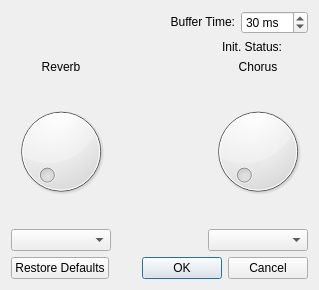
The window that library/widgets/sonivoxsettingsdialog.ui (pedrolcl/drumstick) describes before a commit, drawn with Qt 5.
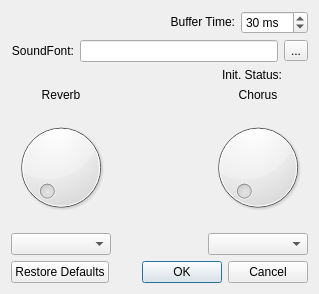
The same window after the commit. Icons and pictures are not drawn.

Commit message:
enabled DLS file loading
* RT Sonivox backend updated
* Widgets: Sonivox dialog updated

The edit to the form file:
```diff
--- a/library/widgets/sonivoxsettingsdialog.ui
+++ b/library/widgets/sonivoxsettingsdialog.ui
@@ -7,7 +7,7 @@
     <x>0</x>
     <y>0</y>
     <width>319</width>
-    <height>290</height>
+    <height>294</height>
    </rect>
   </property>
   <property name="windowTitle">
@@ -17,10 +17,55 @@
    <iconset>
     <normaloff>:/icon.png</normaloff>:/icon.png</iconset>
   </property>
-  <layout class="QGridLayout" name="gridLayout_2">
-   <item row="0" column="0">
     <layout class="QGridLayout" name="gridLayout">
-     <item row="5" column="2">
+   <item row="1" column="0" colspan="3">
+    <layout class="QHBoxLayout" name="horizontalLayout_3">
+     <item>
+      <widget class="QLabel" name="lblSoundFont">
+       <property name="text">
+        <string>SoundFont:</string>
+       </property>
+       <property name="alignment">
+        <set>Qt::AlignRight|Qt::AlignTrailing|Qt::AlignVCenter</set>
+       </property>
+       <property name="buddy">
+        <cstring>soundfont_dls</cstring>
+       </property>
+      </widget>
+     </item>
+     <item>
+      <widget class="QLineEdit" name="soundfont_dls">
+       <property name="enabled">
+        <bool>true</bool>
+       </property>
+       <property name="sizePolicy">
+        <sizepolicy hsizetype="Expanding" vsizetype="Preferred">
+         <horstretch>0</horstretch>
+         <verstretch>0</verstretch>
+        </sizepolicy>
+       </property>
+      </widget>
+     </item>
+     <item>
+      <widget class="QToolButton" name="btn_soundfont">
+       <property name="text">
+        <string>...</string>
+       </property>
+      </widget>
+     </item>
+    </layout>
+   </item>
+   <item row="3" column="0">
+    <widget class="QLabel" name="lblReverb">
+     <property name="text">
+      <string>Reverb</string>
+     </property>
+     <property name="alignment">
+      <set>Qt::AlignCenter</set>
+     </property>
+    </widget>
+   </item>
+   <item row="3" column="2">
       <widget class="QLabel" name="lblChorus">
        <property name="text">
         <string>Chorus</string>
@@ -30,7 +75,27 @@
        </property>
       </widget>
      </item>
-     <item row="6" column="2">
+   <item row="4" column="0">
+    <widget class="QDial" name="dial_Reverb">
+     <property name="maximum">
+      <number>32765</number>
+     </property>
+    </widget>
+   </item>
+   <item row="4" column="1">
+    <spacer name="verticalSpacer">
+     <property name="orientation">
+      <enum>Qt::Vertical</enum>
+     </property>
+     <property name="sizeHint" stdset="0">
+      <size>
+       <width>20</width>
+       <height>90</height>
+      </size>
+     </property>
+    </spacer>
+   </item>
+   <item row="4" column="2">
       <widget class="QDial" name="dial_Chorus">
        <property name="maximum">
         <number>32765</number>
@@ -38,25 +103,61 @@
       </widget>
      </item>
      <item row="5" column="0">
-      <widget class="QLabel" name="lblReverb">
-       <property name="text">
-        <string>Reverb</string>
-       </property>
-       <property name="alignment">
-        <set>Qt::AlignCenter</set>
-       </property>
-      </widget>
-     </item>
-     <item row="6" column="0">
-      <widget class="QDial" name="dial_Reverb">
-       <property name="maximum">
-        <number>32765</number>
-       </property>
-      </widget>
-     </item>
-     <item row="7" column="0">
       <widget class="QComboBox" name="combo_Reverb"/>
      </item>
+   <item row="5" column="2">
+    <widget class="QComboBox" name="combo_Chorus"/>
+   </item>
+   <item row="6" column="0" colspan="3">
+    <widget class="QDialogButtonBox" name="buttonBox">
+     <property name="orientation">
+      <enum>Qt::Horizontal</enum>
+     </property>
+     <property name="standardButtons">
+      <set>QDialogButtonBox::Cancel|QDialogButtonBox::Ok|QDialogButtonBox::RestoreDefaults</set>
+     </property>
+    </widget>
+   </item>
+   <item row="2" column="0" colspan="3">
+    <layout class="QHBoxLayout" name="horizontalLayout">
+     <item>
+      <widget class="QLabel" name="lblStatusLabel">
+       <property name="sizePolicy">
+        <sizepolicy hsizetype="Expanding" vsizetype="Fixed">
+         <horstretch>0</horstretch>
+         <verstretch>0</verstretch>
+        </sizepolicy>
+       </property>
+       <property name="text">
+        <string>Init. Status:</string>
+       </property>
+       <property name="alignment">
+        <set>Qt::AlignRight|Qt::AlignTrailing|Qt::AlignVCenter</set>
+       </property>
+      </widget>
+     </item>
+     <item>
+      <widget class="QLabel" name="lblStatusText">
+       <property name="sizePolicy">
+        <sizepolicy hsizetype="Minimum" vsizetype="Fixed">
+         <horstretch>0</horstretch>
+         <verstretch>0</verstretch>
+        </sizepolicy>
+       </property>
+      </widget>
+     </item>
+     <item>
+      <widget class="QLabel" name="lblStatusIcon">
+       <property name="sizePolicy">
+        <sizepolicy hsizetype="Minimum" vsizetype="Fixed">
+         <horstretch>0</horstretch>
+         <verstretch>0</verstretch>
+        </sizepolicy>
+       </property>
+      </widget>
+     </item>
+    </layout>
+   </item>
      <item row="0" column="0" colspan="3">
       <layout class="QHBoxLayout" name="horizontalLayout_2">
        <item>
@@ -92,74 +193,6 @@
         </widget>
        </item>
       </layout>
-     </item>
-     <item row="7" column="2">
-      <widget class="QComboBox" name="combo_Chorus"/>
-     </item>
-     <item row="1" column="0" rowspan="2" colspan="3">
-      <layout class="QHBoxLayout" name="horizontalLayout">
-       <item>
-        <widget class="QLabel" name="lblStatusLabel">
-         <property name="sizePolicy">
-          <sizepolicy hsizetype="Expanding" vsizetype="Fixed">
-           <horstretch>0</horstretch>
-           <verstretch>0</verstretch>
-          </sizepolicy>
-         </property>
-         <property name="text">
-          <string>Init. Status:</string>
-         </property>
-         <property name="alignment">
-          <set>Qt::AlignRight|Qt::AlignTrailing|Qt::AlignVCenter</set>
-         </property>
-        </widget>
-       </item>
-       <item>
-        <widget class="QLabel" name="lblStatusText">
-         <property name="sizePolicy">
-          <sizepolicy hsizetype="Minimum" vsizetype="Fixed">
-           <horstretch>0</horstretch>
-           <verstretch>0</verstretch>
-          </sizepolicy>
-         </property>
-        </widget>
-       </item>
-       <item>
-        <widget class="QLabel" name="lblStatusIcon">
-         <property name="sizePolicy">
-          <sizepolicy hsizetype="Minimum" vsizetype="Fixed">
-           <horstretch>0</horstretch>
-           <verstretch>0</verstretch>
-          </sizepolicy>
-         </property>
-        </widget>
-       </item>
-      </layout>
-     </item>
-     <item row="6" column="1">
-      <spacer name="verticalSpacer">
-       <property name="orientation">
-        <enum>Qt::Vertical</enum>
-       </property>
-       <property name="sizeHint" stdset="0">
-        <size>
-         <width>20</width>
-         <height>40</height>
-        </size>
-       </property>
-      </spacer>
-     </item>
-    </layout>
-   </item>
-   <item row="1" column="0">
-    <widget class="QDialogButtonBox" name="buttonBox">
-     <property name="orientation">
-      <enum>Qt::Horizontal</enum>
-     </property>
-     <property name="standardButtons">
-      <set>QDialogButtonBox::Cancel|QDialogButtonBox::Ok|QDialogButtonBox::RestoreDefaults</set>
-     </property>
-    </widget>
    </item>
   </layout>
  </widget>
```
Lines whose indentation alone changed are shown as unchanged. The commit also changes 10 other files.
